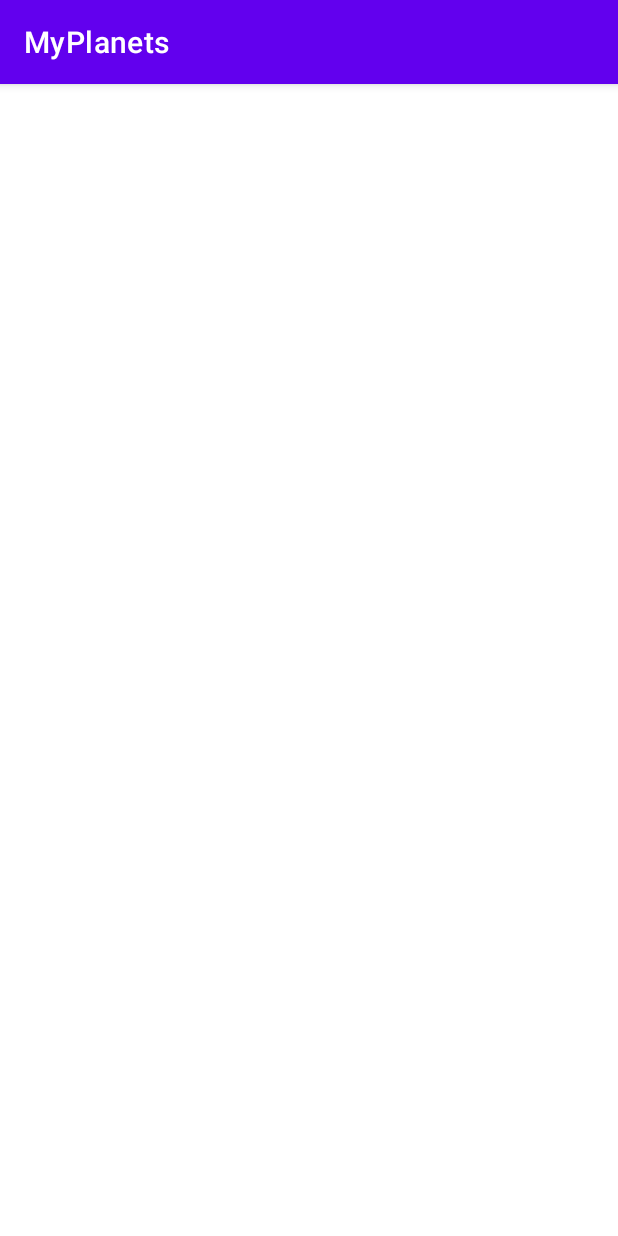
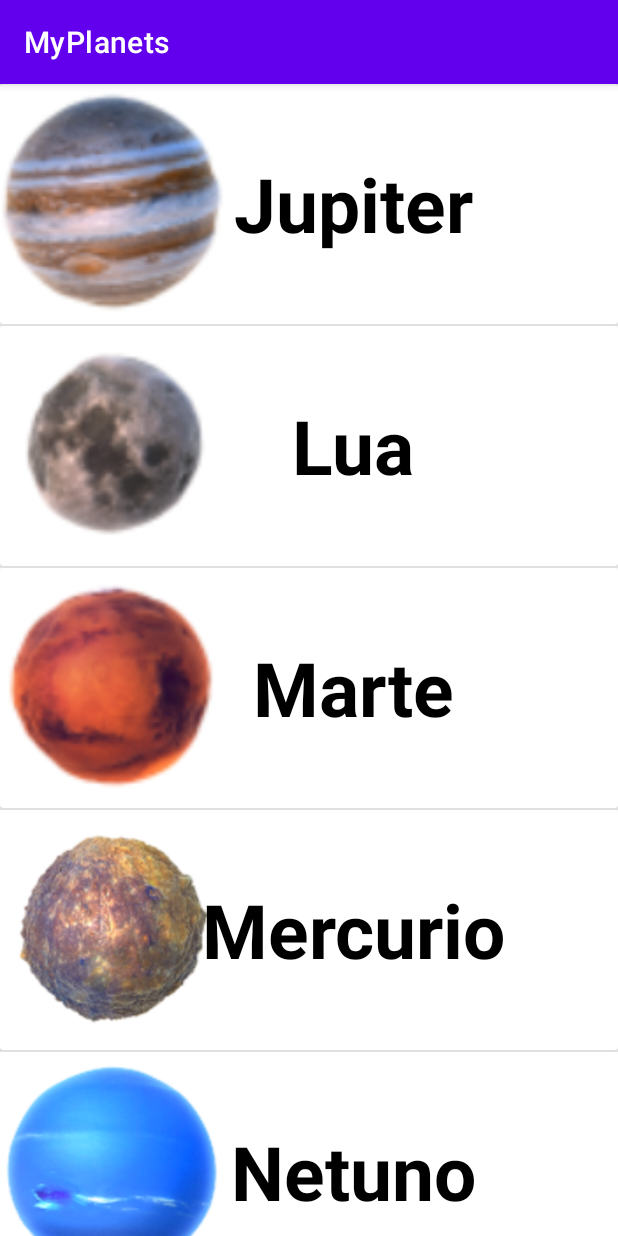
Before and after one commit to LLnOff/MyPlanets, an Android app: the screen it shows after launch (MainActivity), on a phone screen of 412 x 824 dp. Run offline under Robolectric (Android 15) with nearby library versions, the phone set to English and light mode, and no system bars.

Commit message:
Implementado a lista de planetas

```diff
--- a/app/src/main/java/br/com/etecia/myplanets/MainActivity.java
+++ b/app/src/main/java/br/com/etecia/myplanets/MainActivity.java
@@ -1,12 +1,15 @@
 package br.com.etecia.myplanets;
 
 import androidx.appcompat.app.AppCompatActivity;
+import androidx.cardview.widget.CardView;
 
 import android.os.Bundle;
 import android.view.View;
 import android.view.ViewGroup;
 import android.widget.BaseAdapter;
+import android.widget.ImageView;
 import android.widget.ListView;
+import android.widget.TextView;
 
 public class MainActivity extends AppCompatActivity {
     //Declarar a lista
@@ -15,7 +18,7 @@ public class MainActivity extends AppCompatActivity {
     String nomePlanetas[] = {"Jupiter", "Lua", "Marte", "Mercurio", "Netuno", "Plutão", "Saturno", "Sol", "Terra", "Urano", "Venus"};
     int imagemPlanetas[] = {R.drawable.jupiter, R.drawable.lua,
             R.drawable.marte, R.drawable.mercurio, R.drawable.netuno,
-            R.drawable.plutao,R.drawable.saturno, R.drawable.sol,
+            R.drawable.plutao, R.drawable.saturno, R.drawable.sol,
             R.drawable.terra, R.drawable.urano, R.drawable.venus};
 
     @Override
@@ -34,7 +37,7 @@ public class MainActivity extends AppCompatActivity {
 
         @Override
         public int getCount() {
-            return 0;
+            return imagemPlanetas.length;
         }
 
         @Override
@@ -49,7 +52,20 @@ public class MainActivity extends AppCompatActivity {
 
         @Override
         public View getView(int position, View convertView, ViewGroup parent) {
-            return null;
+            //Declarar os componentes do modelo que serão utilizados na lista
+            ImageView imgPlanetas;
+            TextView txtPlanetas;
+
+
+            View view1 = getLayoutInflater().inflate(R.layout.modelo_planetas, null);
+
+            txtPlanetas = view1.findViewById(R.id.txtModeloPlaneta);
+            imgPlanetas = view1.findViewById(R.id.imgModeloPlaneta);
+
+            //Implementar os metodos nos componentes
+            txtPlanetas.setText(nomePlanetas[position]);
+            imgPlanetas.setImageResource(imagemPlanetas[position]);
+            return view1;
         }
     }
 }
--- /dev/null
+++ b/app/src/main/res/layout/modelo_planetas.xml
@@ -0,0 +1,33 @@
+<?xml version="1.0" encoding="utf-8"?>
+<androidx.coordinatorlayout.widget.CoordinatorLayout xmlns:android="http://schemas.android.com/apk/res/android"
+    android:layout_width="match_parent"
+    android:layout_height="160dp">
+
+    <androidx.cardview.widget.CardView
+        android:id="@+id/idCardModelo"
+        android:layout_width="match_parent"
+        android:layout_height="160dp"
+        >
+
+        <ImageView
+            android:id="@+id/imgModeloPlaneta"
+            android:layout_width="150dp"
+            android:layout_height="150dp"
+            android:layout_gravity="center|left"
+            android:scaleType="centerCrop"
+            android:src="@drawable/terra" />
+
+        <TextView
+            android:id="@+id/txtModeloPlaneta"
+            android:layout_width="wrap_content"
+            android:layout_height="wrap_content"
+            android:layout_gravity="center"
+            android:layout_marginLeft="30sp"
+            android:text="Terra"
+            android:textColor="#000"
+            android:textSize="50sp"
+            android:textStyle="bold" />
+
+    </androidx.cardview.widget.CardView>
+
+</androidx.coordinatorlayout.widget.CoordinatorLayout>
```
